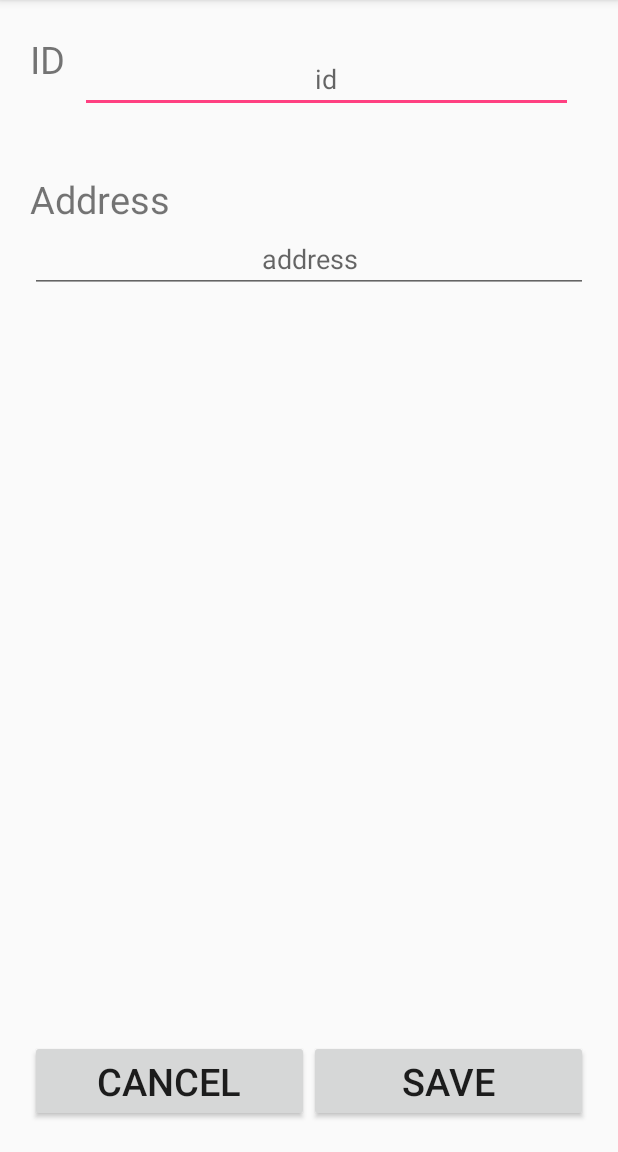
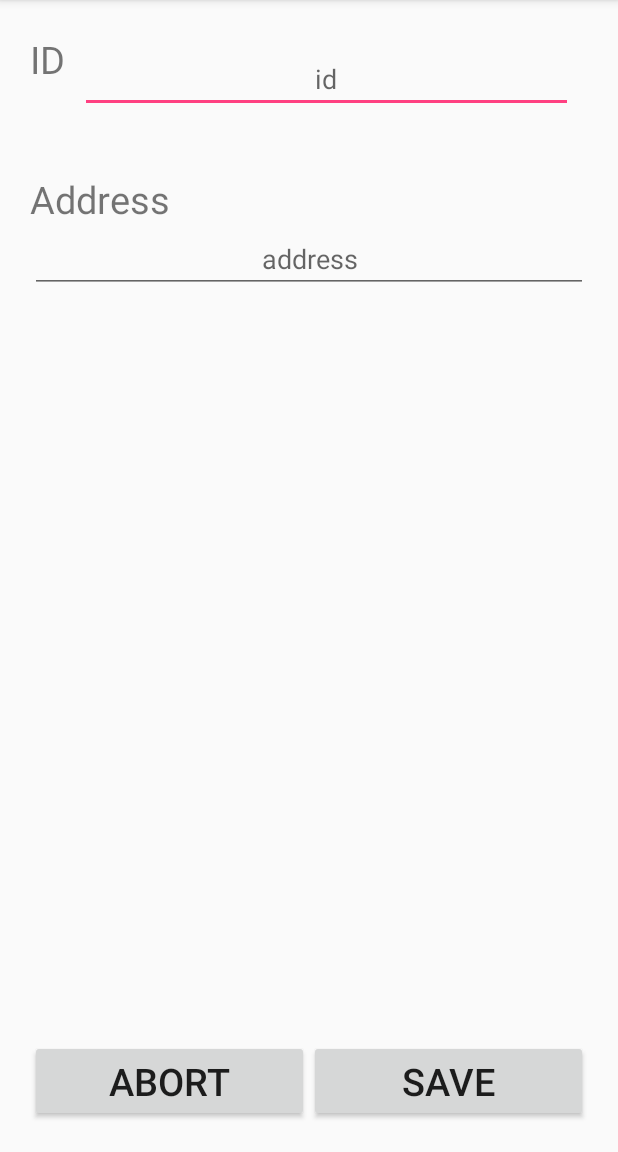
Before and after one commit to arezookaramooz/fireAlarm, an Android app: the screen it shows after launch (CreatAddressActivity), after a tap on "ADD ADDRESS", on a phone screen of 412 x 824 dp, the part 84-1236 px from its top. Run offline under Robolectric (Android 15) with nearby library versions, the phone set to English and light mode, and no system bars.

Commit message:
just testing

```diff
--- a/app/src/main/res/layout/activity_creat_address.xml
+++ b/app/src/main/res/layout/activity_creat_address.xml
@@ -58,7 +58,7 @@
                 android:layout_width="0dp"
                 android:layout_height="wrap_content"
                 android:layout_weight="100"
-                android:text="cancel"
+                android:text="abort"
                 android:textSize="25sp" />
 
             <Button
```
